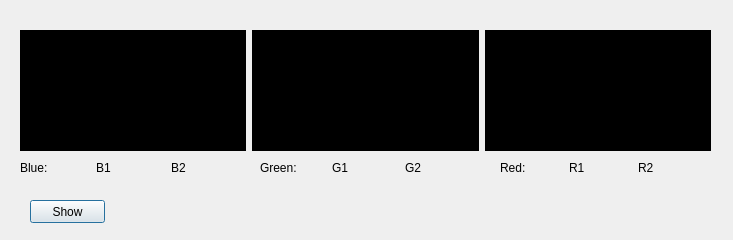
bigflower123/PFE, file decter/informationdialog.ui: the form before one commit.
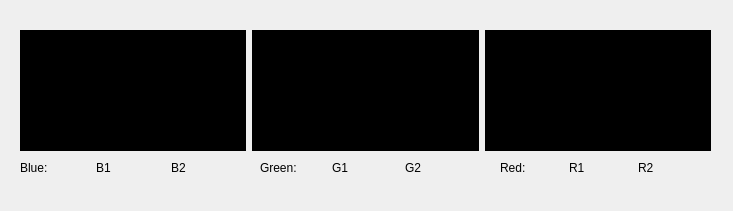
The form after the commit.

The edit to the form file:
```diff
--- a/decter/informationdialog.ui
+++ b/decter/informationdialog.ui
@@ -7,7 +7,7 @@
     <x>0</x>
     <y>0</y>
     <width>733</width>
-    <height>240</height>
+    <height>211</height>
    </rect>
   </property>
   <property name="windowTitle">
@@ -154,19 +154,6 @@
     </item>
    </layout>
   </widget>
-  <widget class="QPushButton" name="showButton">
-   <property name="geometry">
-    <rect>
-     <x>30</x>
-     <y>200</y>
-     <width>75</width>
-     <height>23</height>
-    </rect>
-   </property>
-   <property name="text">
-    <string>Show</string>
-   </property>
-  </widget>
  </widget>
  <resources/>
  <connections/>
```
